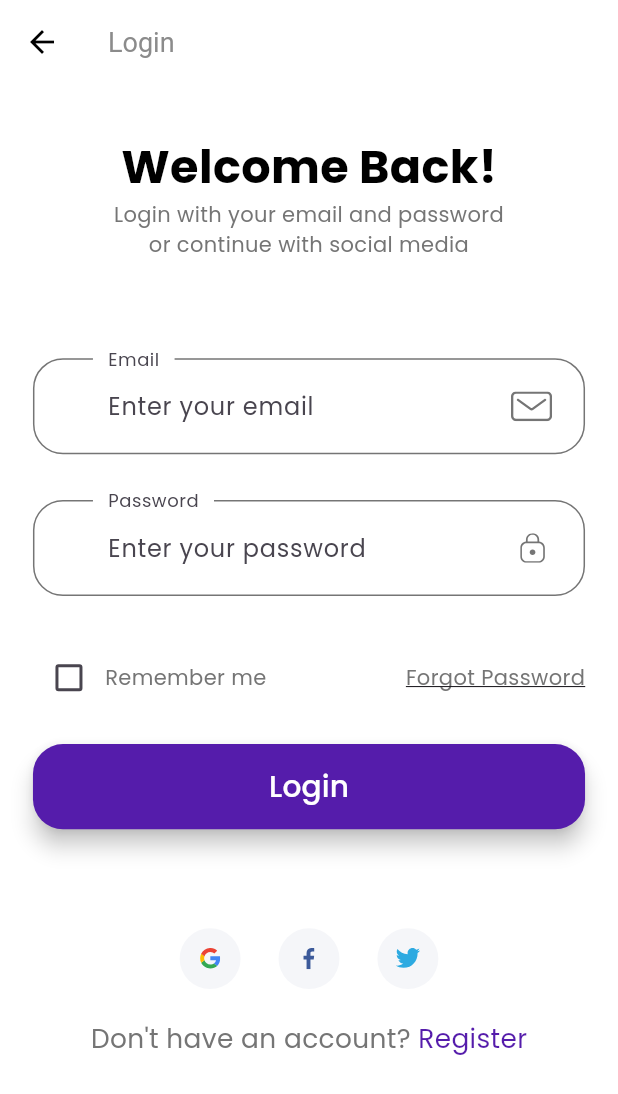
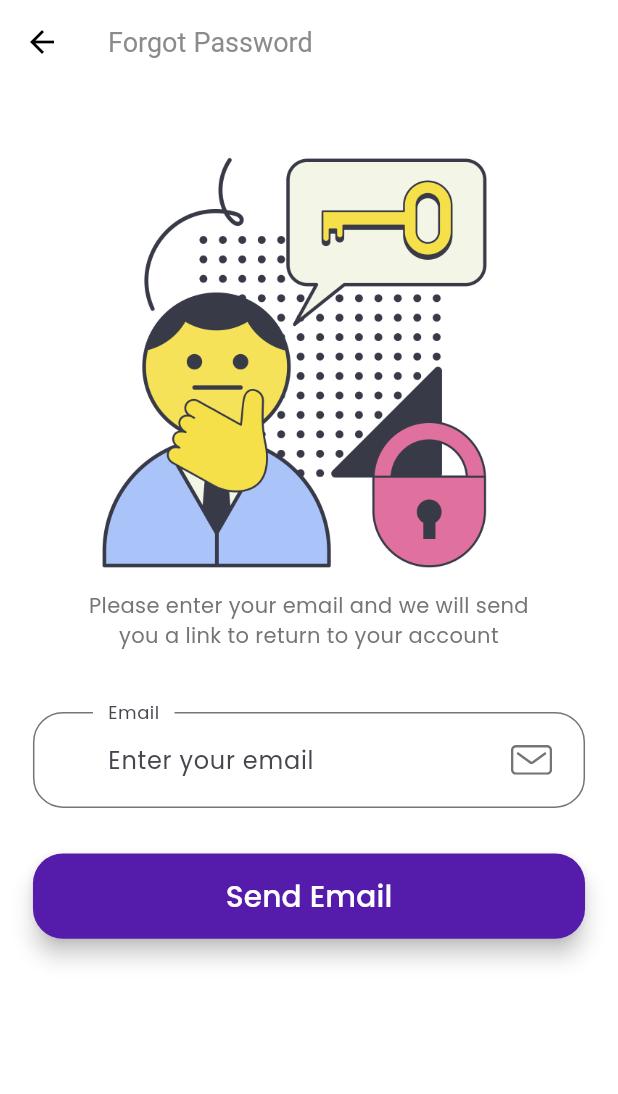
Before and after one commit to baranozdemir1/paw_points, a Flutter app: the LoginScreen screen opened by its route, after a tap on "Forgot Password", on a phone screen of 412 x 824 dp. Shown: the top 1094 px of the screen. Run offline on Flutter 3.47's test engine with Material 2 defaults, Android fonts, the phone set to English and light mode, and no system bars; our stand-ins replace equatable, firebase_auth, firebase_core, flutter_svg, google_fonts, hooks_riverpod; accounts and stored records are empty.

Commit message:
Password Reset page added and some issues fixed

```diff
--- a/lib/auth_checker.dart
+++ b/lib/auth_checker.dart
@@ -1,7 +1,7 @@
 import 'package:flutter/material.dart';
 import 'package:hooks_riverpod/hooks_riverpod.dart';
+import 'package:paw_points/bottom_navigation.dart';
 import 'package:paw_points/screens/home/home_screen.dart';
-import 'package:paw_points/screens/login_success/login_success_screen.dart';
 import 'package:paw_points/screens/splash/splash_screen.dart';
 
 import '../riverpod/providers/auth_provider.dart';
@@ -9,13 +9,15 @@ import '../riverpod/providers/auth_provider.dart';
 class AuthChecker extends ConsumerWidget {
   const AuthChecker({Key? key}) : super(key: key);
 
+  static const String routeName = '/auth';
+
   @override
   Widget build(BuildContext context, WidgetRef ref) {
     final authState = ref.watch(authStateProvider);
 
     return authState.when(
       data: (user) {
-        if (user != null) return const HomeScreen();
+        if (user != null) return const BottomNavigationWidget();
         return const SplashScreen();
       },
       loading: () => const LoadingUI(),
--- a/lib/components/no_account_text.dart
+++ b/lib/components/no_account_text.dart
@@ -22,8 +22,9 @@ class NoAccountText extends StatelessWidget {
           child: Text(
             "Register",
             style: TextStyle(
-                fontSize: getProportionateScreenWidth(16),
-                color: kPrimaryColor),
+              fontSize: getProportionateScreenWidth(16),
+              color: kPrimaryColor,
+            ),
           ),
         ),
       ],
--- a/lib/main.dart
+++ b/lib/main.dart
@@ -1,6 +1,7 @@
 import 'package:firebase_core/firebase_core.dart';
 import 'package:flutter/material.dart';
 import 'package:hooks_riverpod/hooks_riverpod.dart';
+import 'package:paw_points/auth_checker.dart';
 import 'routes.dart';
 import 'screens/splash/splash_screen.dart';
 import 'theme.dart';
@@ -23,7 +24,7 @@ class MainApp extends StatelessWidget {
   Widget build(BuildContext context) {
     return MaterialApp(
       theme: theme(),
-      initialRoute: SplashScreen.routeName,
+      initialRoute: AuthChecker.routeName,
       routes: routes,
     );
   }
--- a/lib/riverpod/repository/auth_repository.dart
+++ b/lib/riverpod/repository/auth_repository.dart
@@ -51,4 +51,14 @@ class AuthRepository {
       throw e.toString();
     }
   }
+
+  Future<void> resetPassword(String email) async {
+    try {
+      await _auth.sendPasswordResetEmail(email: email);
+    } on FirebaseAuthException catch (e) {
+      throw e.message.toString();
+    } catch (e) {
+      throw e.toString();
+    }
+  }
 }
--- a/lib/routes.dart
+++ b/lib/routes.dart
@@ -1,15 +1,16 @@
 import 'package:flutter/material.dart';
 import 'package:paw_points/auth_checker.dart';
+import 'package:paw_points/screens/forgot_password/forgot_password_screen.dart';
 import 'package:paw_points/screens/home/home_screen.dart';
 import 'screens/login/login_screen.dart';
-import 'screens/login_success/login_success_screen.dart';
 import 'screens/register/register_screen.dart';
 import 'screens/splash/splash_screen.dart';
 
 final Map<String, WidgetBuilder> routes = {
+  AuthChecker.routeName: (context) => const AuthChecker(),
   SplashScreen.routeName: (context) => const AuthChecker(),
   LoginScreen.routeName: (context) => const LoginScreen(),
-  LoginSuccessScreen.routeName: (context) => const LoginSuccessScreen(),
   RegisterScreen.routeName: (context) => const RegisterScreen(),
   HomeScreen.routeName: (context) => const HomeScreen(),
+  ForgotPasswordScreen.routeName: (context) => const ForgotPasswordScreen()
 };
--- /dev/null
+++ b/lib/screens/forgot_password/components/forgot_password_body.dart
@@ -0,0 +1,37 @@
+import 'package:flutter/material.dart';
+import 'package:paw_points/screens/forgot_password/components/forgot_password_form.dart';
+import 'package:paw_points/size_config.dart';
+
+class ForgotPasswordBody extends StatelessWidget {
+  const ForgotPasswordBody({super.key});
+
+  @override
+  Widget build(BuildContext context) {
+    return SizedBox(
+      width: double.infinity,
+      child: SingleChildScrollView(
+        child: Padding(
+          padding: EdgeInsets.symmetric(
+            horizontal: getProportionateScreenWidth(20),
+          ),
+          child: Column(
+            children: [
+              SizedBox(height: SizeConfig.screenHeight * 0.04),
+              Image.asset(
+                'assets/images/forgot_password.png',
+                height: getProportionateScreenHeight(300),
+                width: getProportionateScreenWidth(275),
+              ),
+              const Text(
+                'Please enter your email and we will send\nyou a link to return to your account',
+                textAlign: TextAlign.center,
+              ),
+              SizedBox(height: SizeConfig.screenHeight * 0.05),
+              const ForgotPasswordForm()
+            ],
+          ),
+        ),
+      ),
+    );
+  }
+}
--- /dev/null
+++ b/lib/screens/forgot_password/components/forgot_password_form.dart
@@ -0,0 +1,96 @@
+import 'package:flutter/material.dart';
+import 'package:hooks_riverpod/hooks_riverpod.dart';
+import 'package:paw_points/riverpod/providers/auth_provider.dart';
+import 'package:paw_points/size_config.dart';
+
+import '../../../components/custom_suffix_icon.dart';
+import '../../../constants.dart';
+import '../../../helpers/keyboard.dart';
+
+class ForgotPasswordForm extends StatefulHookConsumerWidget {
+  const ForgotPasswordForm({super.key});
+
+  @override
+  ConsumerState<ForgotPasswordForm> createState() => _ForgotPasswordFormState();
+}
+
+class _ForgotPasswordFormState extends ConsumerState<ForgotPasswordForm> {
+  final _formKey = GlobalKey<FormState>();
+  TextEditingController emailController = TextEditingController();
+  bool _loading = false;
+
+  @override
+  Widget build(BuildContext context) {
+    return Form(
+      key: _formKey,
+      child: Column(
+        children: [
+          TextFormField(
+            controller: emailController,
+            keyboardType: TextInputType.emailAddress,
+            validator: (value) {
+              if (value!.isEmpty) {
+                return kEmailNullError;
+              } else if (!emailValidatorRegExp.hasMatch(value)) {
+                return kInvalidEmailError;
+              }
+              return null;
+            },
+            decoration: const InputDecoration(
+              labelText: 'Email',
+              hintText: 'Enter your email',
+              floatingLabelBehavior: FloatingLabelBehavior.always,
+              suffixIcon: CustomSuffixIcon(
+                svgIcon: 'assets/icons/Mail.svg',
+              ),
+            ),
+          ),
+          SizedBox(height: getProportionateScreenHeight(30)),
+          SizedBox(
+            width: double.infinity,
+            height: getProportionateScreenHeight(56),
+            child: FloatingActionButton(
+              shape: RoundedRectangleBorder(
+                borderRadius: BorderRadius.circular(20),
+              ),
+              foregroundColor: Colors.white,
+              backgroundColor: kPrimaryColor,
+              onPressed: () async {
+                if (_formKey.currentState!.validate()) {
+                  _formKey.currentState!.save();
+                  setState(() => _loading = true);
+                  KeyboardUtil.hideKeyboard(context);
+                  await ref
+                      .read(authRepositoryProvider)
+                      .resetPassword(emailController.text);
+                  setState(() => _loading = false);
+                  ScaffoldMessenger.of(context).showSnackBar(
+                    const SnackBar(
+                      content: Text('Email sent successfully.'),
+                    ),
+                  );
+                }
+              },
+              child: _loading
+                  ? const SizedBox(
+                      width: 20,
+                      height: 20,
+                      child: CircularProgressIndicator(
+                        color: Colors.white,
+                        strokeWidth: 2,
+                      ),
+                    )
+                  : Text(
+                      'Send Email',
+                      style: TextStyle(
+                        fontSize: getProportionateScreenWidth(18),
+                        color: Colors.white,
+                      ),
+                    ),
+            ),
+          ),
+        ],
+      ),
+    );
+  }
+}
--- /dev/null
+++ b/lib/screens/forgot_password/forgot_password_screen.dart
@@ -0,0 +1,20 @@
+import 'package:flutter/material.dart';
+import 'package:flutter/src/widgets/framework.dart';
+import 'package:flutter/src/widgets/placeholder.dart';
+import 'package:paw_points/screens/forgot_password/components/forgot_password_body.dart';
+
+class ForgotPasswordScreen extends StatelessWidget {
+  const ForgotPasswordScreen({super.key});
+
+  static const String routeName = '/forgot_password';
+
+  @override
+  Widget build(BuildContext context) {
+    return Scaffold(
+      appBar: AppBar(
+        title: Text('Forgot Password'),
+      ),
+      body: ForgotPasswordBody(),
+    );
+  }
+}
--- a/lib/screens/login/components/login_form.dart
+++ b/lib/screens/login/components/login_form.dart
@@ -1,13 +1,12 @@
 import 'package:flutter/material.dart';
 import 'package:hooks_riverpod/hooks_riverpod.dart';
-import 'package:paw_points/screens/home/home_screen.dart';
+import 'package:paw_points/bottom_navigation.dart';
+import 'package:paw_points/screens/forgot_password/forgot_password_screen.dart';
 import '../../../vm/login/login_controller.dart';
 import '../../../vm/login/login_state.dart';
 import '../../../components/custom_suffix_icon.dart';
-import '../../../components/default_button.dart';
 import '../../../constants.dart';
 import '../../../helpers/keyboard.dart';
-import '../../../screens/login_success/login_success_screen.dart';
 import '../../../size_config.dart';
 
 class LoginForm extends StatefulHookConsumerWidget {
@@ -21,7 +20,6 @@ class _LoginFormState extends ConsumerState<LoginForm> {
   final _formKey = GlobalKey<FormState>();
   TextEditingController emailController = TextEditingController();
   TextEditingController passwordController = TextEditingController();
-  bool? remember = false;
   bool _loading = false;
 
   @override
@@ -49,19 +47,10 @@ class _LoginFormState extends ConsumerState<LoginForm> {
           SizedBox(height: getProportionateScreenHeight(30)),
           Row(
             children: [
-              Checkbox(
-                value: remember,
-                activeColor: kPrimaryColor,
-                onChanged: (value) {
-                  setState(() {
-                    remember = value;
-                  });
-                },
-              ),
-              const Text('Remember me'),
               const Spacer(),
               GestureDetector(
-                onTap: () => Navigator.pushNamed(context, '/forgotPass'),
+                onTap: () => Navigator.pushNamed(
+                    context, ForgotPasswordScreen.routeName),
                 child: const Text(
                   'Forgot Password',
                   style: TextStyle(
@@ -93,7 +82,13 @@ class _LoginFormState extends ConsumerState<LoginForm> {
                       .login(emailController.text, passwordController.text);
                   setState(() => _loading = false);
 
-                  Navigator.pushNamed(context, HomeScreen.routeName);
+                  if (!context.mounted) return;
+                  Navigator.pushReplacement(
+                    context,
+                    MaterialPageRoute(
+                      builder: (context) => const BottomNavigationWidget(),
+                    ),
+                  );
                 }
               },
               child: _loading
--- a/lib/screens/login/login_screen.dart
+++ b/lib/screens/login/login_screen.dart
@@ -5,7 +5,7 @@ import '../../size_config.dart';
 class LoginScreen extends StatelessWidget {
   const LoginScreen({Key? key}) : super(key: key);
 
-  static String routeName = '/login';
+  static const String routeName = '/login';
 
   @override
   Widget build(BuildContext context) {
--- a/lib/screens/register/components/register_form.dart
+++ b/lib/screens/register/components/register_form.dart
@@ -52,6 +52,7 @@ class _RegisterFormState extends ConsumerState<RegisterForm> {
                       .register(emailController.text, passwordController.text);
                   setState(() => _loading = false);
 
+                  if (!context.mounted) return;
                   Navigator.pushNamed(context, HomeScreen.routeName);
                 }
               },
--- a/lib/screens/splash/components/splash_body.dart
+++ b/lib/screens/splash/components/splash_body.dart
@@ -80,7 +80,10 @@ class _BodyState extends State<SplashBody> {
                           curve: Curves.ease,
                         );
                         if (currentPage == 2) {
-                          Navigator.pushNamed(context, LoginScreen.routeName);
+                          Navigator.pushNamed(
+                            context,
+                            LoginScreen.routeName,
+                          );
                         }
                       },
                     ),
--- a/lib/theme.dart
+++ b/lib/theme.dart
@@ -12,6 +12,9 @@ ThemeData theme() {
     inputDecorationTheme: inputDecorationTheme(),
     visualDensity: VisualDensity.adaptivePlatformDensity,
     useMaterial3: true,
+    navigationBarTheme: NavigationBarThemeData(
+      indicatorColor: kPrimaryColor.withOpacity(0.24),
+    ),
   );
 }
 
--- a/lib/vm/login/login_controller.dart
+++ b/lib/vm/login/login_controller.dart
@@ -19,10 +19,6 @@ class LoginController extends StateNotifier<LoginState> {
       state = LoginStateError(e.toString());
     }
   }
-
-  Future<void> signOut() async {
-    await ref.read(authRepositoryProvider).signOut();
-  }
 }
 
 final loginControllerProvider =
--- a/lib/vm/register/register_controller.dart
+++ b/lib/vm/register/register_controller.dart
@@ -19,10 +19,6 @@ class RegisterController extends StateNotifier<RegisterState> {
       state = RegisterStateError(e.toString());
     }
   }
-
-  Future<void> signOut() async {
-    await ref.read(authRepositoryProvider).signOut();
-  }
 }
 
 final registerControllerProvider =
```
Also changed, not shown: lib/bottom_navigation.dart (added, +64 -0 lines), lib/screens/home/home_screen.dart (+10 -2 lines), lib/screens/login_success/components/login_success_body.dart (deleted, +0 -40 lines), lib/screens/login_success/login_success_screen.dart (deleted, +0 -21 lines), assets/images/forgot_password.png (added).
